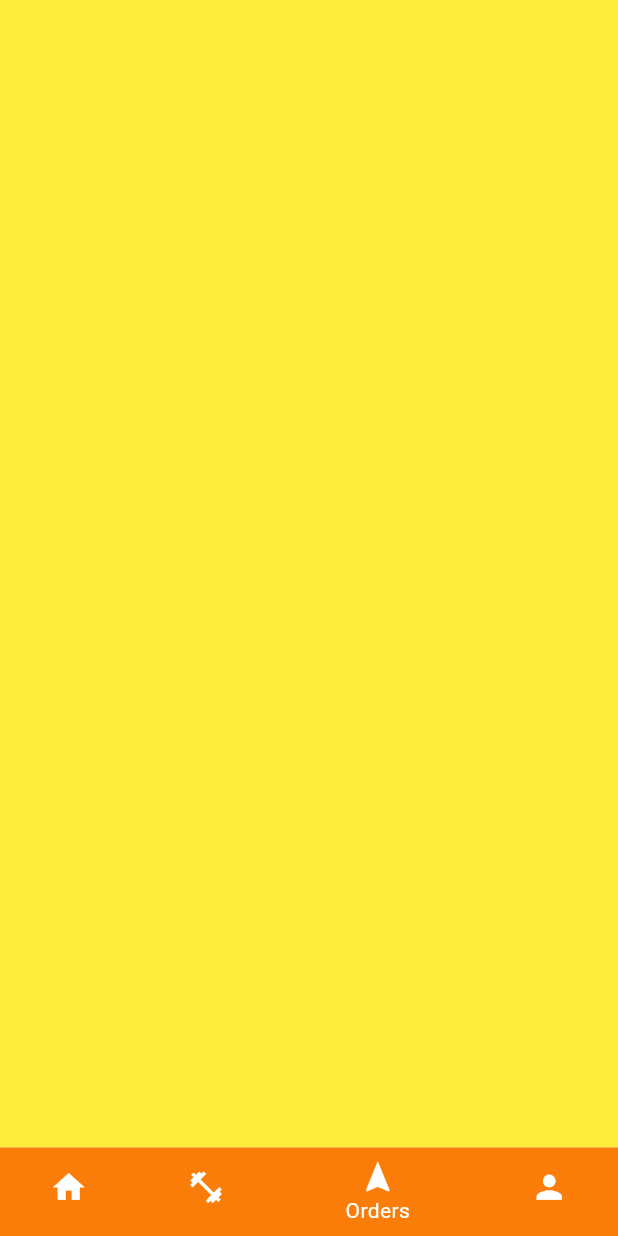
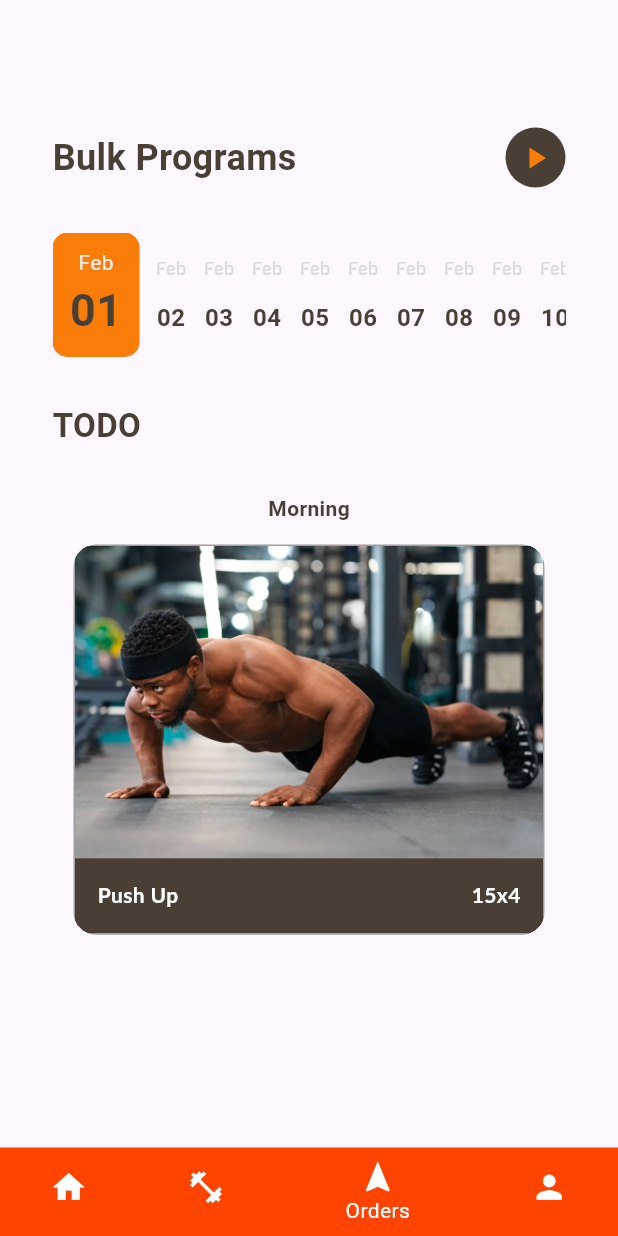
Before and after one commit to altantheprodigy/ZGYM, a Flutter app: the screen it shows after launch, swiped to page 3, on a phone screen of 412 x 824 dp. Run offline on Flutter 3.47's test engine with Material 3 defaults, Android fonts, the phone set to English and light mode, and no system bars; Roboto replaces fonts that are missing (Lato, Poopins).

Commit message:
Feat [AP] Anyar Zid

```diff
--- /dev/null
+++ b/lib/Bulking.dart
@@ -0,0 +1,122 @@
+import 'package:flutter/material.dart';
+import 'package:zgym/Extension.dart';
+import 'package:zgym/Page/Komponen.dart';
+
+class bulkingPage extends StatelessWidget {
+  const bulkingPage({Key? key}) : super(key: key);
+
+  @override
+  Widget build(BuildContext context) {
+    return Container(
+      padding: EdgeInsets.symmetric(vertical: 85, horizontal: 35),
+      child: Column(
+        mainAxisAlignment: MainAxisAlignment.start,
+        crossAxisAlignment: CrossAxisAlignment.start,
+        children: [
+          Row(
+            mainAxisAlignment: MainAxisAlignment.spaceBetween,
+            children: [
+              Text(
+                "Bulk Programs",
+                style: TextStyle(
+                    fontSize: 24,
+                    color: Mycolor['brown'],
+                    fontWeight: FontWeight.bold,
+                    fontFamily: 'Poopins'),
+              ),
+              Container(
+                width: 40,
+                height: 40,
+                decoration: BoxDecoration(
+                  color: Mycolor['brown'],
+                  shape: BoxShape.circle,
+                ),
+                child: Icon(
+                  Icons.play_arrow,
+                  color: Mycolor['orange'],
+                  size: 24,
+                ),
+              ),
+            ],
+          ),
+          SingleChildScrollView(
+            scrollDirection: Axis.horizontal,
+            child: Row(
+              children: [
+                Container(
+                  width: 58,
+                  height: 83,
+                  decoration: BoxDecoration(
+                    color: Mycolor['orange'],
+                    borderRadius: BorderRadius.circular(10)
+                  ),
+                  child: Container(
+                    padding: EdgeInsets.all(10),
+                    child: Column(
+                      mainAxisAlignment: MainAxisAlignment.spaceBetween,
+                      children: [
+                        Text(
+                          "Feb",
+                          style: TextStyle(
+                              fontSize: 14,
+                              color: Color(0xFFEEEEEE),
+                              fontWeight: FontWeight.normal,
+                              fontFamily: 'Poopins'),
+                        ),
+                        Text(
+                          "01",
+                          style: TextStyle(
+                              fontSize: 30,
+                              color: Mycolor['brown'],
+                              fontWeight: FontWeight.bold,),
+                        ),
+                      ],
+                    ),
+                  ),
+                ),
+                tanggal(bulan: "Feb", angka: "02"),
+                tanggal(bulan: "Feb", angka: "03"),
+                tanggal(bulan: "Feb", angka: "04"),
+                tanggal(bulan: "Feb", angka: "05"),
+                tanggal(bulan: "Feb", angka: "06"),
+                tanggal(bulan: "Feb", angka: "07"),
+                tanggal(bulan: "Feb", angka: "08"),
+                tanggal(bulan: "Feb", angka: "09"),
+                tanggal(bulan: "Feb", angka: "10"),
+                tanggal(bulan: "Feb", angka: "11"),
+                tanggal(bulan: "Feb", angka: "12"),
+              ].withSpaceBetween(width: 10),
+            ),
+          ),
+          Column(
+            mainAxisAlignment: MainAxisAlignment.start,
+            crossAxisAlignment: CrossAxisAlignment.start,
+            children: [
+              Text(
+                "TODO",
+                style: TextStyle(
+                    fontSize: 22,
+                    color: Mycolor['brown'],
+                    fontWeight: FontWeight.bold,
+                    fontFamily: 'Poopins'),
+              ),
+              SizedBox(height: 30,),
+              Align(
+                alignment: Alignment.center,
+                child: Text(
+                  "Morning",
+                  style: TextStyle(
+                      fontSize: 14,
+                      color: Mycolor['brown'],
+                      fontWeight: FontWeight.bold,
+                      fontFamily: 'Poopins'),
+                ),
+              ),
+              AdsContainer(text: "Push Up", text1: "15x4", imageAssetPath: "assets/images/img.png")
+            ],
+          )
+        ].withSpaceBetween(height: 30),
+      ),
+    );
+  }
+}
--- /dev/null
+++ b/lib/Extension.dart
@@ -0,0 +1,11 @@
+import 'package:flutter/material.dart';
+
+extension ListSpaceBetweenExtension on List<Widget> {
+  List<Widget> withSpaceBetween({double? width, double? height}) => [
+    if (isNotEmpty) this[0],
+    for (int i = 1; i < length; i++) ...[
+      SizedBox(width: width, height: height),
+      this[i]
+    ]
+  ];
+}
--- a/lib/Page/Komponen.dart
+++ b/lib/Page/Komponen.dart
@@ -154,3 +154,105 @@ class schedule extends StatelessWidget {
     );
   }
 }
+
+class tanggal extends StatelessWidget {
+  final String bulan;
+  final String angka;
+  const tanggal({Key? key, required this.bulan, required this.angka}) : super(key: key);
+
+  @override
+  Widget build(BuildContext context) {
+    return  Container(
+      height: 53,
+      width: 22,
+      child: Column(
+        mainAxisAlignment: MainAxisAlignment.spaceBetween,
+        children: [
+          Text(
+            bulan,
+            style: TextStyle(
+                fontSize: 12,
+                color: Color(0xFFD9D9D9),
+                fontWeight: FontWeight.normal,
+                fontFamily: 'Poopins'),
+          ),
+          Text(
+            angka,
+            style: TextStyle(
+              fontSize: 16,
+              color: Mycolor['brown'],
+              fontWeight: FontWeight.bold,),
+          ),
+        ],
+      ),
+    );
+  }
+}
+
+class AdsContainer extends StatelessWidget {
+  final String text;
+  final String? text1;
+  final String imageAssetPath;
+
+
+  AdsContainer({
+    Key? key,
+    required this.text,
+    required this.text1,
+    required this.imageAssetPath,
+  }) : super(key: key);
+
+  @override
+  Widget build(BuildContext context) {
+    final size = MediaQuery.of(context).size;
+    final padSize = 14.0;
+
+    return Padding(
+      padding: EdgeInsets.all(size.width * (padSize / size.width)),
+      child: Container(
+        clipBehavior: Clip.hardEdge,
+        decoration: BoxDecoration(
+          borderRadius: BorderRadius.circular(15),
+          border: Border.all(color: Colors.grey),
+        ),
+        child: Column(
+          children: [
+            Image.asset(
+              imageAssetPath,
+              fit: BoxFit.fill,
+              // width: double.maxFinite,
+
+            ),
+            Container(
+              padding: EdgeInsets.all(15),
+              decoration: BoxDecoration(
+                color: Mycolor['brown']
+              ),
+              width: double.maxFinite,
+              child: Row(
+                mainAxisAlignment: MainAxisAlignment.spaceBetween,
+                crossAxisAlignment: CrossAxisAlignment.start,
+                children: [
+                  Text(
+                    text,
+                    style: TextStyle(
+                        color: Colors.white,
+                        fontWeight: FontWeight.w700,
+                        fontFamily: 'Lato'),
+                  ),
+                  Text(
+                    text1!,
+                    style: TextStyle(
+                        color: Colors.white,
+                        fontWeight: FontWeight.w700,
+                        fontFamily: 'Lato'),
+                  )
+                ],
+              ),
+            )
+          ],
+        ),
+      ),
+    );
+  }
+}
--- a/lib/TabPageController.dart
+++ b/lib/TabPageController.dart
@@ -1,4 +1,5 @@
 import 'package:flutter/material.dart';
+import 'package:zgym/Bulking.dart';
 import 'package:zgym/Page/Home.dart';
 import 'package:zgym/Page/Komponen.dart';
 import 'package:zgym/Page/Program.dart';
@@ -14,6 +15,7 @@ class _TabPageState extends State<TabPage> {
   List<Widget> halaman = [
     HomePage(),
     ProgramPage(),
+    bulkingPage(),
     Container(
       color: Colors.yellow,
     ),
@@ -45,7 +47,7 @@ class _TabPageState extends State<TabPage> {
       ),
       bottomNavigationBar: Theme(
         data: ThemeData(
-          canvasColor: Mycolor['orange'],
+          canvasColor: Mycolor['bottombar'],
         ),
         child: BottomNavigationBar(
           elevation: 0,
```
Also changed, not shown: assets/images/img.png (added), assets/images/p.png (added), assets/images/pusup.png (added).
